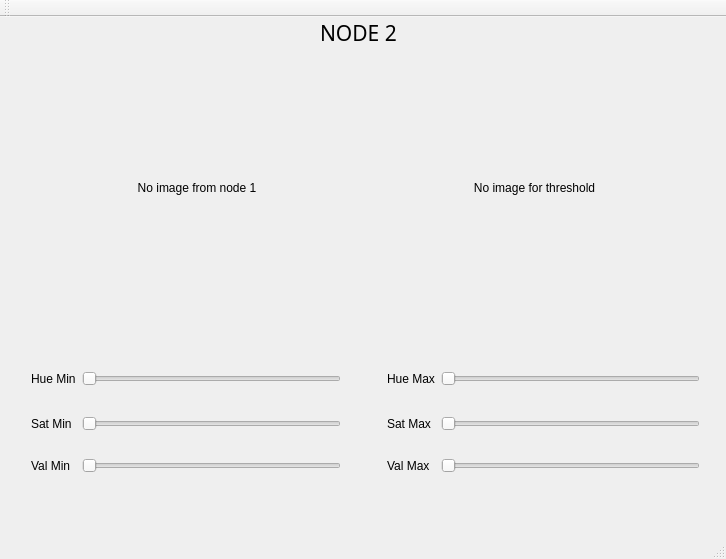
First picture: the form in qtnode2/ui/mainwindow.ui, repository arnabGudu/src, before the edit.
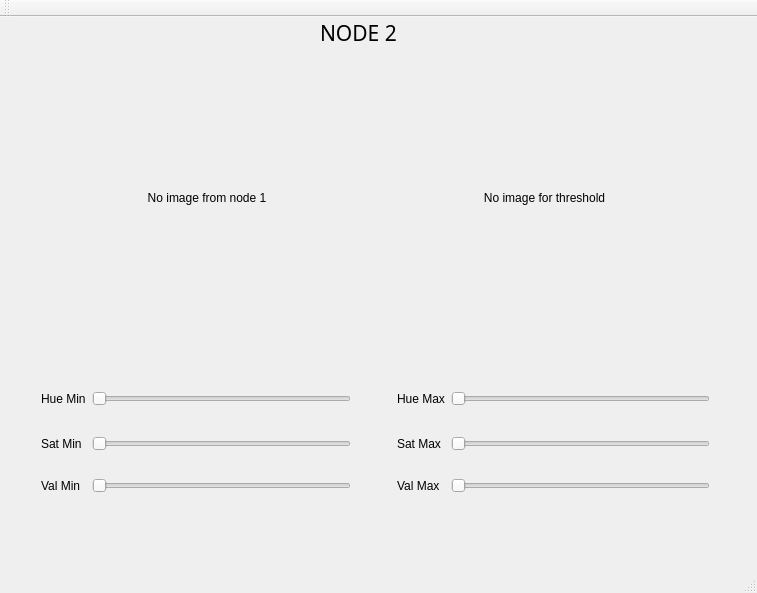
Second picture: the form after the edit.

Diff of the .ui file:
```diff
--- a/qtnode2/ui/mainwindow.ui
+++ b/qtnode2/ui/mainwindow.ui
@@ -6,8 +6,8 @@
    <rect>
     <x>0</x>
     <y>0</y>
-    <width>726</width>
-    <height>559</height>
+    <width>757</width>
+    <height>593</height>
    </rect>
   </property>
   <property name="windowTitle">
@@ -17,8 +17,8 @@
    <widget class="QWidget" name="gridLayoutWidget">
     <property name="geometry">
      <rect>
-      <x>20</x>
-      <y>320</y>
+      <x>30</x>
+      <y>340</y>
       <width>691</width>
       <height>171</height>
      </rect>
@@ -166,8 +166,8 @@
    <widget class="QWidget" name="horizontalLayoutWidget">
     <property name="geometry">
      <rect>
-      <x>20</x>
-      <y>30</y>
+      <x>30</x>
+      <y>40</y>
       <width>691</width>
       <height>281</height>
      </rect>
```
Left out of the diff: 4 changed lines with no effect on the pictures.
